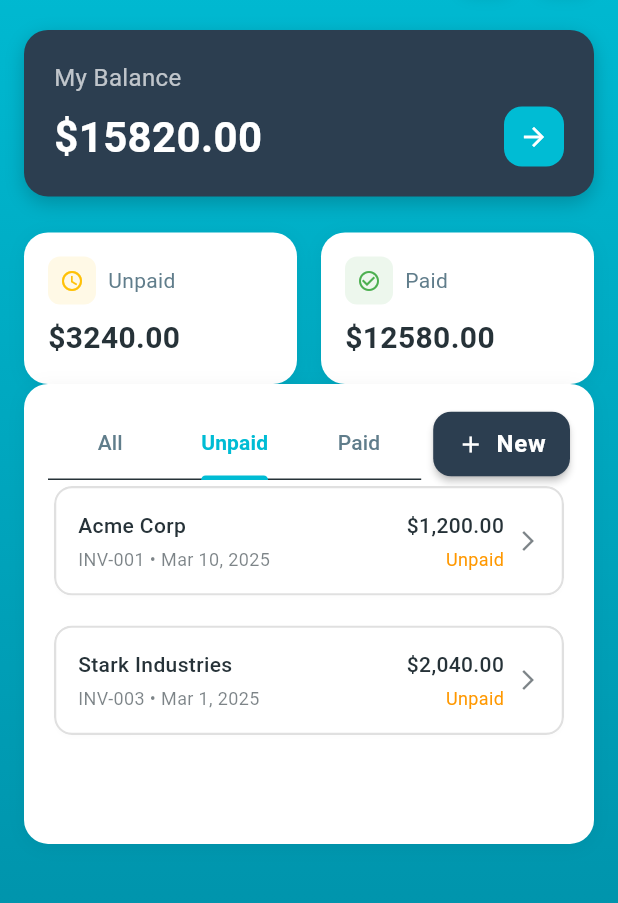
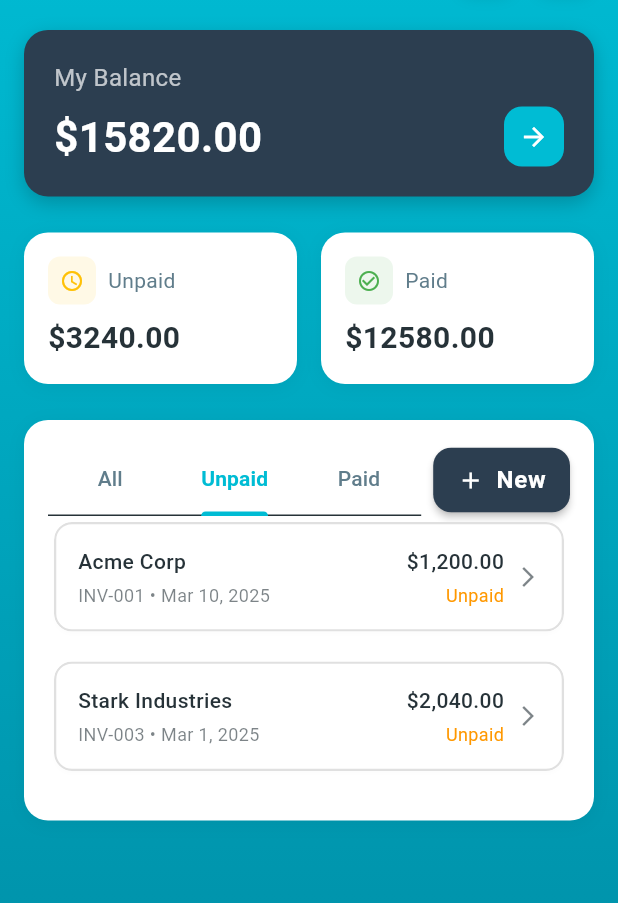
Before and after one commit to SantillanPs/Shane, a Flutter app: the HomeScreen screen opened directly, tab 2 chosen, on a phone screen of 412 x 824 dp, the part 90-993 px from its top. Run offline on Flutter 3.47's test engine with Material 3 defaults, Android fonts, the phone set to English and light mode, and no system bars.

Commit message:
wrong change again...

```diff
--- a/lib/screens/home_screen.dart
+++ b/lib/screens/home_screen.dart
@@ -298,6 +298,8 @@ class _HomeScreenState extends State<HomeScreen>
                   ],
                 ),
 
+                const SizedBox(height: 24),
+
                 // Tab Bar and New Invoice Button
                 Container(
                   decoration: BoxDecoration(
@@ -354,7 +356,7 @@ class _HomeScreenState extends State<HomeScreen>
                         ),
                         // Tab Content
                         SizedBox(
-                          height: MediaQuery.of(context).size.height * 0.275,
+                          height: MediaQuery.of(context).size.height * 0.227,
                           child: TabBarView(
                             controller: _tabController,
                             children: [
```
